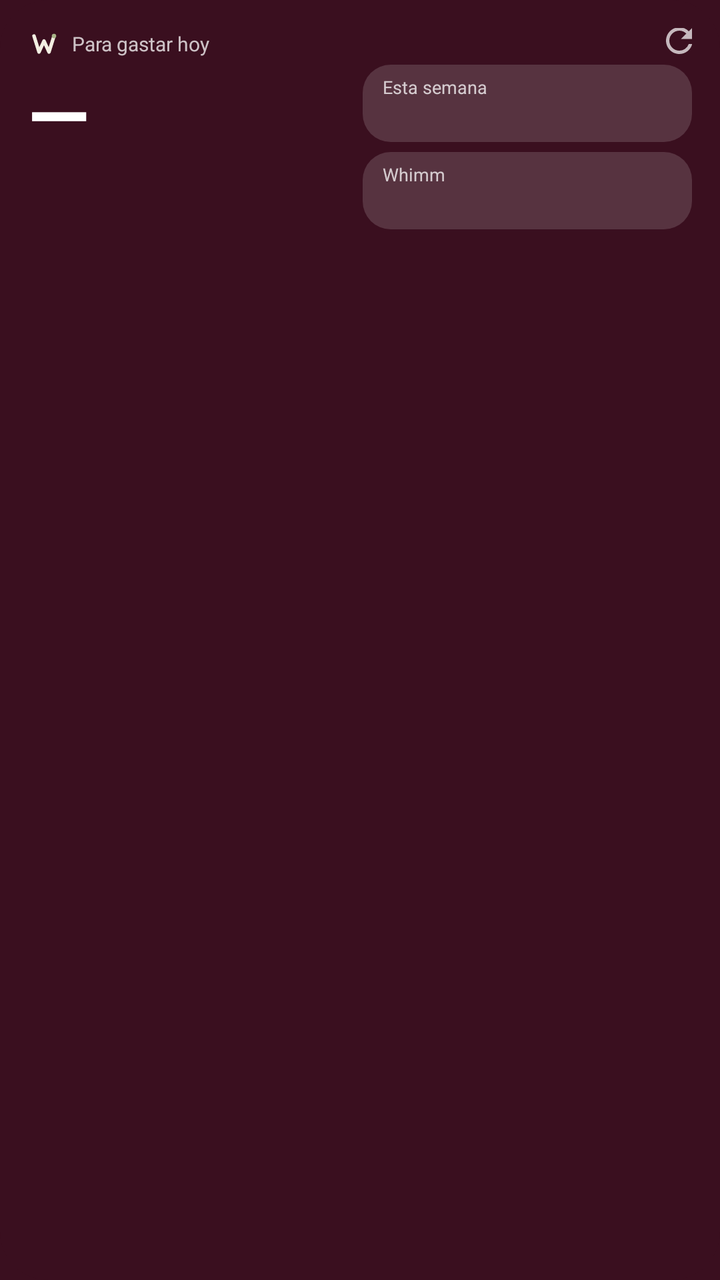
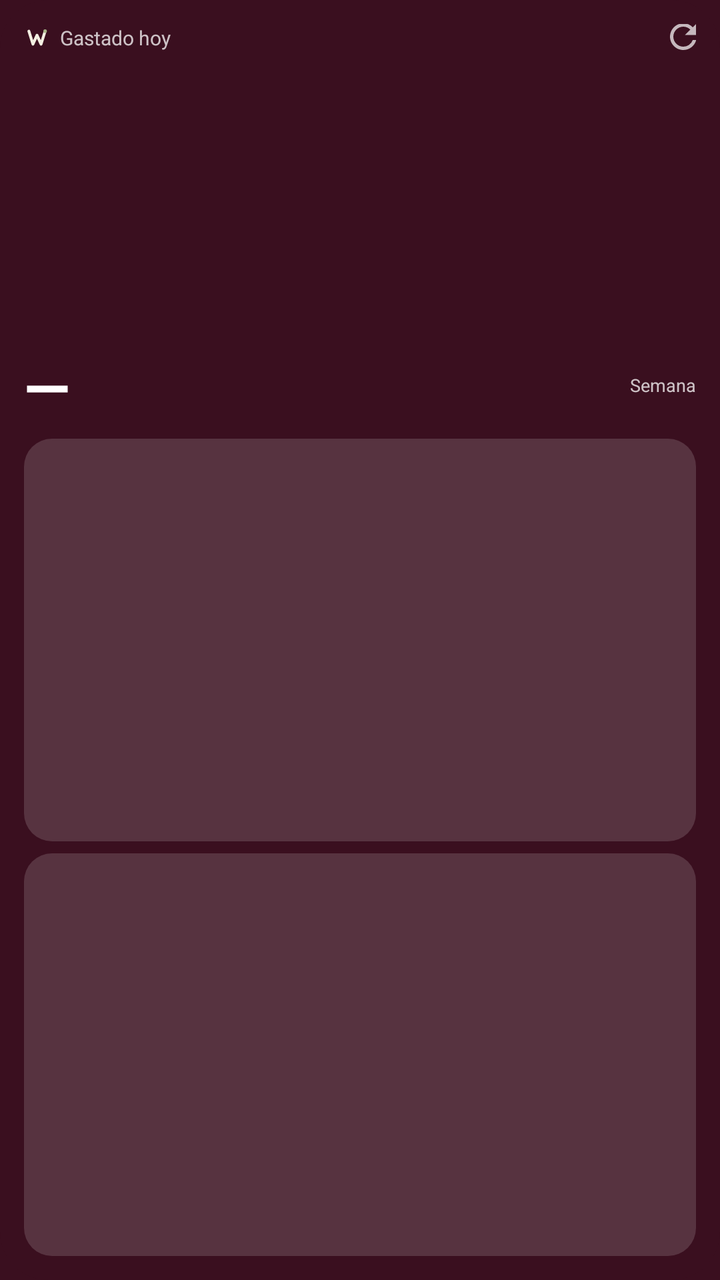

An Android layout rendered at two revisions. The XML below is the earlier revision; the diff shows what the commit changed to produce the second picture.
<!-- AndroidManifest.xml: application theme Theme.Whital -->
<!-- res/layout/widget.xml -->
<?xml version="1.0" encoding="utf-8"?>
<LinearLayout xmlns:android="http://schemas.android.com/apk/res/android"
    android:id="@+id/raiz"
    android:layout_width="match_parent"
    android:layout_height="match_parent"
    android:background="@drawable/widget_fondo"
    android:orientation="horizontal"
    android:padding="14dp">

    <LinearLayout
        android:layout_width="0dp"
        android:layout_height="match_parent"
        android:layout_weight="1.1"
        android:orientation="vertical">

        <LinearLayout
            android:layout_width="wrap_content"
            android:layout_height="wrap_content"
            android:gravity="center_vertical"
            android:orientation="horizontal">

            <ImageView
                android:id="@+id/marca"
                android:layout_width="16dp"
                android:layout_height="16dp"
                android:contentDescription="Whital"
                android:src="@drawable/ic_w_marca" />

            <TextView
                android:id="@+id/titulo"
                android:layout_width="wrap_content"
                android:layout_height="wrap_content"
                android:layout_marginStart="6dp"
                android:maxLines="1"
                android:text="Para gastar hoy"
                android:textColor="#BFFFFFFF"
                android:textSize="10sp" />
        </LinearLayout>

        <TextView
            android:id="@+id/monto"
            android:layout_width="wrap_content"
            android:layout_height="wrap_content"
            android:maxLines="1"
            android:text="—"
            android:textColor="#FFFFFF"
            android:textSize="40sp"
            android:textStyle="bold" />

        <FrameLayout
            android:layout_width="match_parent"
            android:layout_height="0dp"
            android:layout_weight="1" />

        <TextView
            android:id="@+id/actualizado"
            android:layout_width="wrap_content"
            android:layout_height="wrap_content"
            android:maxLines="1"
            android:textColor="#80FFFFFF"
            android:textSize="10sp" />
    </LinearLayout>

    <LinearLayout
        android:layout_width="0dp"
        android:layout_height="match_parent"
        android:layout_marginStart="10dp"
        android:layout_weight="1.15"
        android:orientation="vertical">

        <RelativeLayout
            android:layout_width="match_parent"
            android:layout_height="wrap_content">

            <ImageButton
                android:id="@+id/refrescar"
                android:layout_width="24dp"
                android:layout_height="24dp"
                android:layout_alignParentEnd="true"
                android:layout_marginTop="-6dp"
                android:layout_marginEnd="-6dp"
                android:background="@android:color/transparent"
                android:contentDescription="Actualizar"
                android:src="@drawable/ic_refresh" />
        </RelativeLayout>

        <LinearLayout
            android:layout_width="match_parent"
            android:layout_height="wrap_content"
            android:background="@drawable/widget_chip"
            android:orientation="vertical"
            android:paddingStart="10dp"
            android:paddingTop="5dp"
            android:paddingEnd="10dp"
            android:paddingBottom="5dp">

            <TextView
                android:id="@+id/semanaEtiqueta"
                android:layout_width="match_parent"
                android:layout_height="wrap_content"
                android:maxLines="1"
                android:text="Esta semana"
                android:textColor="#BFFFFFFF"
                android:textSize="9sp" />

            <TextView
                android:id="@+id/semanaValor"
                android:layout_width="match_parent"
                android:layout_height="wrap_content"
                android:ellipsize="end"
                android:maxLines="1"
                android:textColor="#FFFFFF"
                android:textSize="12sp"
                android:textStyle="bold" />
        </LinearLayout>

        <LinearLayout
            android:layout_width="match_parent"
            android:layout_height="wrap_content"
            android:layout_marginTop="5dp"
            android:background="@drawable/widget_chip"
            android:orientation="vertical"
            android:paddingStart="10dp"
            android:paddingTop="5dp"
            android:paddingEnd="10dp"
            android:paddingBottom="5dp">

            <TextView
                android:id="@+id/whimmEtiqueta"
                android:layout_width="match_parent"
                android:layout_height="wrap_content"
                android:maxLines="1"
                android:text="Whimm"
                android:textColor="#BFFFFFFF"
                android:textSize="9sp" />

            <TextView
                android:id="@+id/whimmValor"
                android:layout_width="match_parent"
                android:layout_height="wrap_content"
                android:ellipsize="end"
                android:maxLines="1"
                android:textColor="#FFFFFF"
                android:textSize="12sp"
                android:textStyle="bold" />
        </LinearLayout>
    </LinearLayout>
</LinearLayout>
<!-- resources referenced by this layout -->
<resources>
  <!-- drawable ic_refresh (drawable) -->
  <?xml version="1.0" encoding="utf-8"?>
  <vector xmlns:android="http://schemas.android.com/apk/res/android"
      android:width="20dp"
      android:height="20dp"
      android:viewportWidth="24"
      android:viewportHeight="24"
      android:tint="#B3FFFFFF">
      <path
          android:fillColor="#FFFFFFFF"
          android:pathData="M17.65,6.35A7.958,7.958 0,0 0,12 4c-4.42,0 -7.99,3.58 -7.99,8s3.57,8 7.99,8c3.73,0 6.84,-2.55 7.73,-6h-2.08A5.99,5.99 0,0 1,12 18c-3.31,0 -6,-2.69 -6,-6s2.69,-6 6,-6c1.66,0 3.14,0.69 4.22,1.78L13,11h7V4l-2.35,2.35z" />
  </vector>
  <!-- drawable ic_w_marca (drawable) -->
  <?xml version="1.0" encoding="utf-8"?>
  <vector xmlns:android="http://schemas.android.com/apk/res/android"
      android:width="18dp"
      android:height="18dp"
      android:viewportWidth="64"
      android:viewportHeight="64">
      <path
          android:fillColor="#00000000"
          android:pathData="M12,16 L22,48 L32,26 L42,48 L52,16"
          android:strokeColor="#F3EFE2"
          android:strokeLineCap="round"
          android:strokeLineJoin="round"
          android:strokeWidth="7" />
      <path
          android:fillColor="#A8B488"
          android:pathData="M47.6,16 a4.4,4.4 0 1,0 8.8,0 a4.4,4.4 0 1,0 -8.8,0" />
  </vector>
  <!-- drawable widget_chip (drawable) -->
  <?xml version="1.0" encoding="utf-8"?>
  <shape xmlns:android="http://schemas.android.com/apk/res/android" android:shape="rectangle">
      <solid android:color="#26FFFFFF" />
      <corners android:radius="14dp" />
  </shape>
  <!-- drawable widget_fondo (drawable) -->
  <?xml version="1.0" encoding="utf-8"?>
  <shape xmlns:android="http://schemas.android.com/apk/res/android" android:shape="rectangle">
      <solid android:color="@color/whital_vino" />
      <corners android:radius="24dp" />
  </shape>
  <style name="Theme.Whital" parent="Theme.AppCompat.Light.NoActionBar">
          <item name="colorPrimary">@color/whital_vino</item>
          <item name="colorPrimaryDark">@color/whital_vino</item>
          <item name="colorAccent">@color/whital_vino</item>
          <item name="android:windowBackground">@color/whital_vino</item>
      </style>
  <color name="whital_vino">#3A0F1F</color>
</resources>

<!-- the commit's change to res/layout/widget.xml (unified diff, before → after) -->
@@ -4,16 +4,16 @@
     android:layout_width="match_parent"
     android:layout_height="match_parent"
     android:background="@drawable/widget_fondo"
-    android:orientation="horizontal"
-    android:padding="14dp">
+    android:orientation="vertical"
+    android:padding="12dp">
 
-    <LinearLayout
-        android:layout_width="0dp"
-        android:layout_height="match_parent"
-        android:layout_weight="1.1"
-        android:orientation="vertical">
+    <RelativeLayout
+        android:layout_width="match_parent"
+        android:layout_height="0dp"
+        android:layout_weight="1">
 
         <LinearLayout
+            android:id="@+id/encabezado"
             android:layout_width="wrap_content"
             android:layout_height="wrap_content"
             android:gravity="center_vertical"
@@ -21,8 +21,8 @@
 
             <ImageView
                 android:id="@+id/marca"
-                android:layout_width="16dp"
-                android:layout_height="16dp"
+                android:layout_width="13dp"
+                android:layout_height="13dp"
                 android:contentDescription="Whital"
                 android:src="@drawable/ic_w_marca" />
 
@@ -30,119 +30,116 @@
                 android:id="@+id/titulo"
                 android:layout_width="wrap_content"
                 android:layout_height="wrap_content"
-                android:layout_marginStart="6dp"
+                android:layout_marginStart="5dp"
                 android:maxLines="1"
-                android:text="Para gastar hoy"
+                android:text="Gastado hoy"
                 android:textColor="#BFFFFFFF"
                 android:textSize="10sp" />
         </LinearLayout>
+
+        <ImageButton
+            android:id="@+id/refrescar"
+            android:layout_width="22dp"
+            android:layout_height="22dp"
+            android:layout_alignParentEnd="true"
+            android:layout_marginTop="-5dp"
+            android:layout_marginEnd="-5dp"
+            android:background="@android:color/transparent"
+            android:contentDescription="Actualizar"
+            android:src="@drawable/ic_refresh" />
 
         <TextView
             android:id="@+id/monto"
             android:layout_width="wrap_content"
             android:layout_height="wrap_content"
+            android:layout_alignParentStart="true"
+            android:layout_alignParentBottom="true"
             android:maxLines="1"
             android:text="—"
             android:textColor="#FFFFFF"
-            android:textSize="40sp"
+            android:textSize="30sp"
             android:textStyle="bold" />
 
-        <FrameLayout
-            android:layout_width="match_parent"
-            android:layout_height="0dp"
-            android:layout_weight="1" />
-
-        <TextView
-            android:id="@+id/actualizado"
+        <LinearLayout
             android:layout_width="wrap_content"
             android:layout_height="wrap_content"
-            android:maxLines="1"
-            android:textColor="#80FFFFFF"
-            android:textSize="10sp" />
-    </LinearLayout>
-
-    <LinearLayout
-        android:layout_width="0dp"
-        android:layout_height="match_parent"
-        android:layout_marginStart="10dp"
-        android:layout_weight="1.15"
-        android:orientation="vertical">
-
-        <RelativeLayout
-            android:layout_width="match_parent"
-            android:layout_height="wrap_content">
-
-            <ImageButton
-                android:id="@+id/refrescar"
-                android:layout_width="24dp"
-                android:layout_height="24dp"
-                android:layout_alignParentEnd="true"
-                android:layout_marginTop="-6dp"
-                android:layout_marginEnd="-6dp"
-                android:background="@android:color/transparent"
-                android:contentDescription="Actualizar"
-                android:src="@drawable/ic_refresh" />
-        </RelativeLayout>
-
-        <LinearLayout
-            android:layout_width="match_parent"
-            android:layout_height="wrap_content"
-            android:background="@drawable/widget_chip"
-            android:orientation="vertical"
-            android:paddingStart="10dp"
-            android:paddingTop="5dp"
-            android:paddingEnd="10dp"
-            android:paddingBottom="5dp">
+            android:layout_alignParentEnd="true"
+            android:layout_alignParentBottom="true"
+            android:gravity="end"
+            android:orientation="vertical">
 
             <TextView
                 android:id="@+id/semanaEtiqueta"
-                android:layout_width="match_parent"
+                android:layout_width="wrap_content"
                 android:layout_height="wrap_content"
                 android:maxLines="1"
-                android:text="Esta semana"
+                android:text="Semana"
                 android:textColor="#BFFFFFFF"
                 android:textSize="9sp" />
 
             <TextView
                 android:id="@+id/semanaValor"
-                android:layout_width="match_parent"
+                android:layout_width="wrap_content"
                 android:layout_height="wrap_content"
-                android:ellipsize="end"
                 android:maxLines="1"
                 android:textColor="#FFFFFF"
-                android:textSize="12sp"
+                android:textSize="11sp"
                 android:textStyle="bold" />
         </LinearLayout>
+    </RelativeLayout>
 
-        <LinearLayout
+    <LinearLayout
+        android:layout_width="match_parent"
+        android:layout_height="0dp"
+        android:layout_marginTop="6dp"
+        android:layout_weight="1"
+        android:background="@drawable/widget_chip"
+        android:gravity="center_vertical"
+        android:orientation="horizontal"
+        android:paddingStart="10dp"
+        android:paddingEnd="10dp">
+
+        <TextView
+            android:id="@+id/ultimoTema"
+            android:layout_width="0dp"
+            android:layout_height="wrap_content"
+            android:layout_weight="1"
+            android:ellipsize="end"
+            android:maxLines="1"
+            android:textColor="#FFFFFF"
+            android:textSize="13sp"
+            android:textStyle="bold" />
+
+        <TextView
+            android:id="@+id/ultimoMonto"
+            android:layout_width="wrap_content"
+            android:layout_height="wrap_content"
+            android:layout_marginStart="6dp"
+            android:maxLines="1"
+            android:textColor="#FFFFFF"
+            android:textSize="13sp"
+            android:textStyle="bold" />
+    </LinearLayout>
+
+    <LinearLayout
+        android:layout_width="match_parent"
+        android:layout_height="0dp"
+        android:layout_marginTop="6dp"
+        android:layout_weight="1"
+        android:background="@drawable/widget_chip"
+        android:gravity="center_vertical"
+        android:orientation="horizontal"
+        android:paddingStart="10dp"
+        android:paddingEnd="10dp">
+
+        <TextView
+            android:id="@+id/whimmValor"
             android:layout_width="match_parent"
             android:layout_height="wrap_content"
-            android:layout_marginTop="5dp"
-            android:background="@drawable/widget_chip"
-            android:orientation="vertical"
-            android:paddingStart="10dp"
-            android:paddingTop="5dp"
-            android:paddingEnd="10dp"
-            android:paddingBottom="5dp">
-
-            <TextView
-                android:id="@+id/whimmEtiqueta"
-                android:layout_width="match_parent"
-                android:layout_height="wrap_content"
-                android:maxLines="1"
-                android:text="Whimm"
-                android:textColor="#BFFFFFFF"
-                android:textSize="9sp" />
-
-            <TextView
-                android:id="@+id/whimmValor"
-                android:layout_width="match_parent"
-                android:layout_height="wrap_content"
-                android:ellipsize="end"
-                android:maxLines="1"
-                android:textColor="#FFFFFF"
-                android:textSize="12sp"
-                android:textStyle="bold" />
-        </LinearLayout>
+            android:ellipsize="end"
+            android:maxLines="1"
+            android:textColor="#FFFFFF"
+            android:textSize="13sp"
+            android:textStyle="bold" />
     </LinearLayout>
 </LinearLayout>
